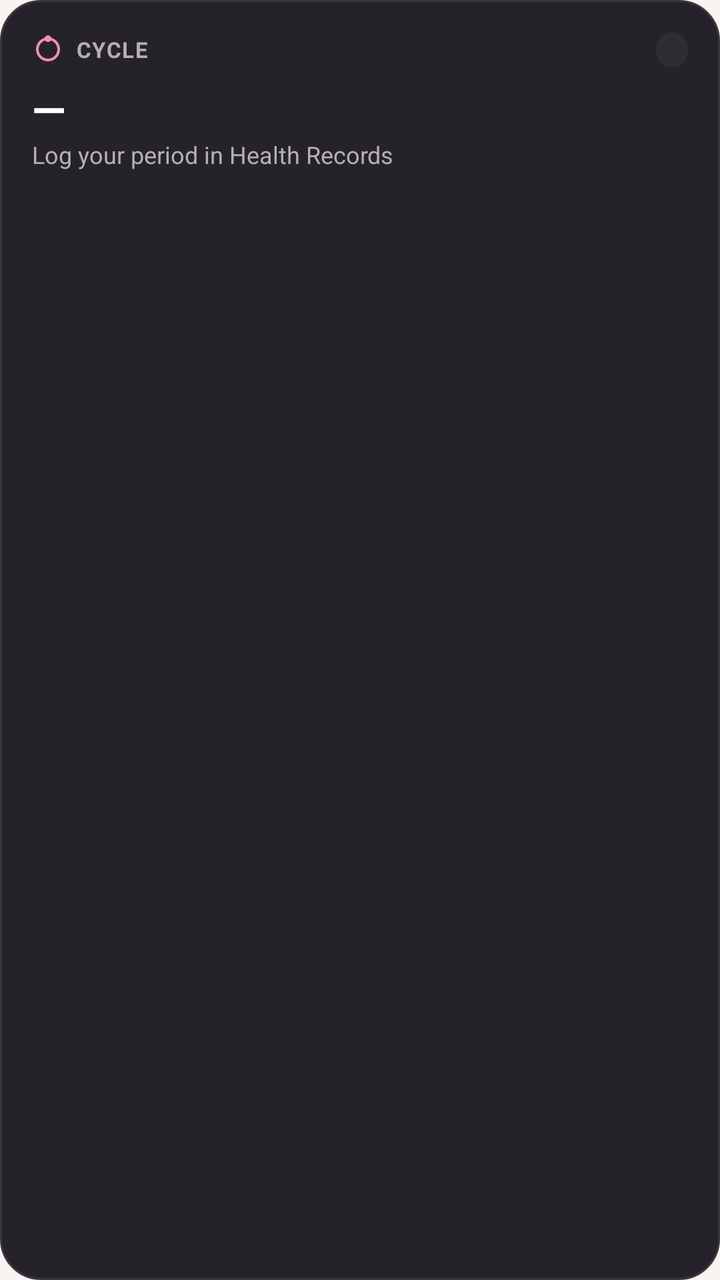
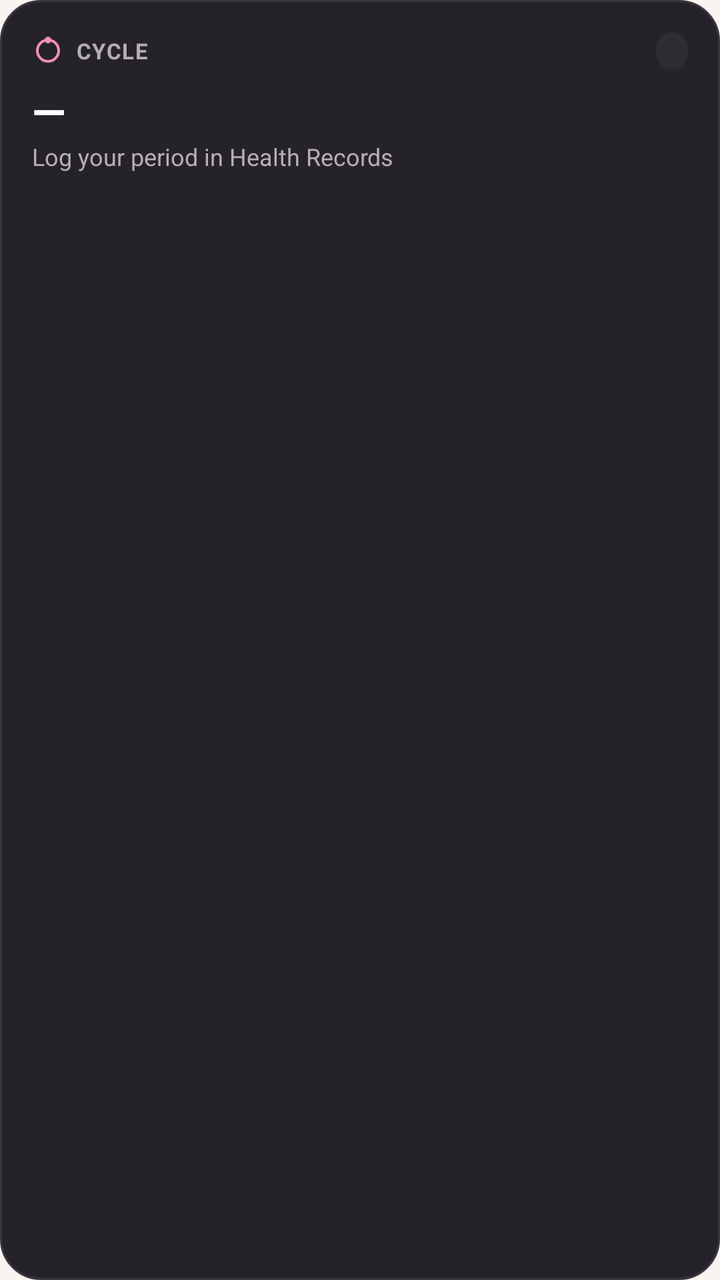

Screens rendered from an Android XML layout before and after an edit, with the pre-edit source and the edit as a unified diff.
<!-- AndroidManifest.xml: application theme Theme.Hangry -->
<!-- res/layout/widget_cycle.xml -->
<?xml version="1.0" encoding="utf-8"?>
<LinearLayout xmlns:android="http://schemas.android.com/apk/res/android"
    android:id="@+id/widget_cycle_root"
    android:layout_width="match_parent"
    android:layout_height="match_parent"
    android:background="@drawable/bg_widget_surface"
    android:orientation="vertical"
    android:padding="16dp">

    <LinearLayout
        android:layout_width="match_parent"
        android:layout_height="wrap_content"
        android:gravity="center_vertical"
        android:orientation="horizontal">

        <ImageView
            android:layout_width="16dp"
            android:layout_height="16dp"
            android:src="@drawable/ic_widget_cycle"
            android:contentDescription="@null" />

        <TextView
            android:layout_width="0dp"
            android:layout_height="wrap_content"
            android:layout_marginStart="6dp"
            android:layout_weight="1"
            android:text="CYCLE"
            android:textColor="#B5AEB8"
            android:textSize="11sp"
            android:textStyle="bold"
            android:letterSpacing="0.05" />

        <TextView
            android:id="@+id/tv_cycle_badge"
            android:layout_width="wrap_content"
            android:layout_height="wrap_content"
            android:background="@drawable/bg_widget_chip"
            android:paddingHorizontal="8dp"
            android:paddingVertical="2dp"
            android:text=""
            android:textColor="#F48FB1"
            android:textSize="10sp"
            android:textStyle="bold" />
    </LinearLayout>

    <TextView
        android:id="@+id/tv_cycle_day"
        android:layout_width="wrap_content"
        android:layout_height="wrap_content"
        android:layout_marginTop="6dp"
        android:ellipsize="end"
        android:maxLines="1"
        android:text="—"
        android:textColor="#FFFFFF"
        android:textSize="22sp"
        android:textStyle="bold" />

    <TextView
        android:id="@+id/tv_cycle_subtitle"
        android:layout_width="wrap_content"
        android:layout_height="wrap_content"
        android:layout_marginTop="0dp"
        android:ellipsize="end"
        android:maxLines="2"
        android:text="Log your period in Health Records"
        android:textColor="#B5AEB8"
        android:textSize="12sp" />
</LinearLayout>
<!-- resources referenced by this layout -->
<resources>
  <!-- drawable bg_widget_chip (drawable) -->
  <?xml version="1.0" encoding="utf-8"?>
  <shape xmlns:android="http://schemas.android.com/apk/res/android"
      android:shape="rectangle">
      <solid android:color="#2F2C33" />
      <corners android:radius="12dp" />
  </shape>
  <!-- drawable bg_widget_surface (drawable) -->
  <?xml version="1.0" encoding="utf-8"?>
  <shape xmlns:android="http://schemas.android.com/apk/res/android"
      android:shape="rectangle">
      <solid android:color="#252329" />
      <corners android:radius="20dp" />
      <stroke
          android:width="1dp"
          android:color="#3A363F" />
  </shape>
  <!-- drawable ic_widget_cycle (drawable) -->
  <vector xmlns:android="http://schemas.android.com/apk/res/android"
      android:width="24dp"
      android:height="24dp"
      android:viewportWidth="24"
      android:viewportHeight="24">
      <path
          android:fillColor="#00000000"
          android:strokeColor="#F48FB1"
          android:strokeWidth="2"
          android:pathData="M12,4a8,8 0 1,1 0,16a8,8 0 1,1 0,-16z" />
      <path
          android:fillColor="#F48FB1"
          android:pathData="M12,1.5a2.5,2.5 0 1,1 0,5a2.5,2.5 0 1,1 0,-5z" />
  </vector>
  <style name="Theme.Hangry" parent="android:Theme.Material.NoActionBar">
          <item name="android:windowBackground">@color/brand_cream</item>
          <item name="android:statusBarColor">@android:color/transparent</item>
          <item name="android:navigationBarColor">@android:color/transparent</item>
          <item name="android:windowLightStatusBar">true</item>
          <item name="android:windowLightNavigationBar">true</item>
      </style>
  <color name="brand_cream">#FFF9F4F2</color>
</resources>

<!-- the commit's change to res/layout/widget_cycle.xml (unified diff, before → after) -->
@@ -39,7 +39,7 @@
             android:paddingVertical="2dp"
             android:text=""
             android:textColor="#F48FB1"
-            android:textSize="10sp"
+            android:textSize="11sp"
             android:textStyle="bold" />
     </LinearLayout>
 
